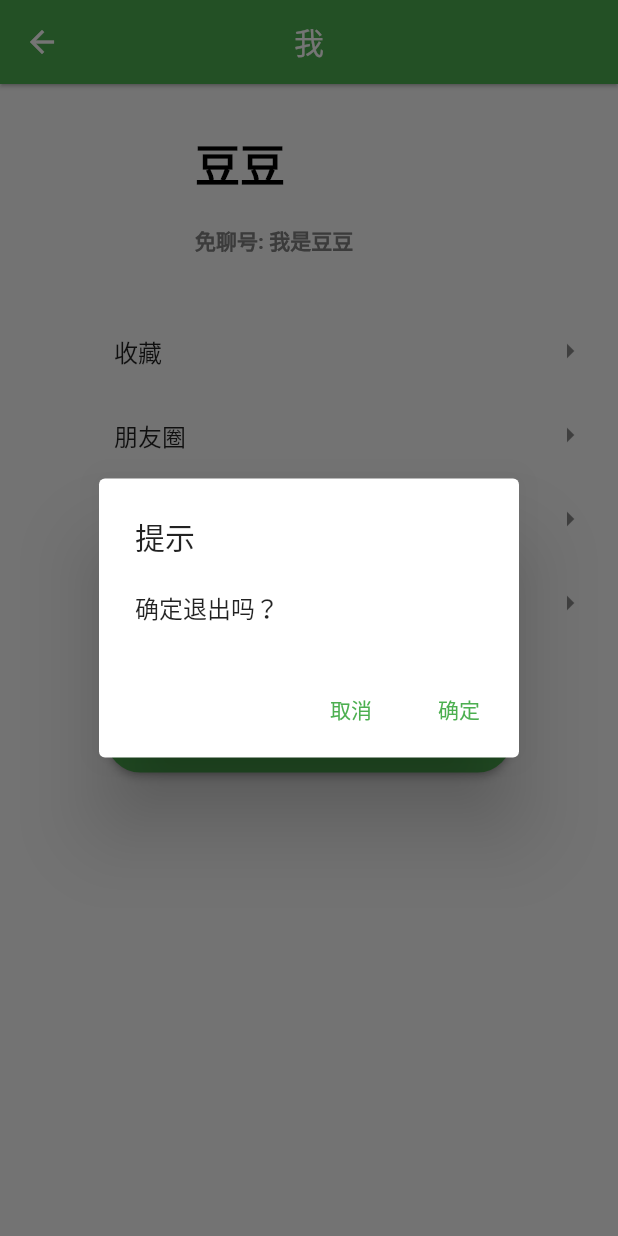
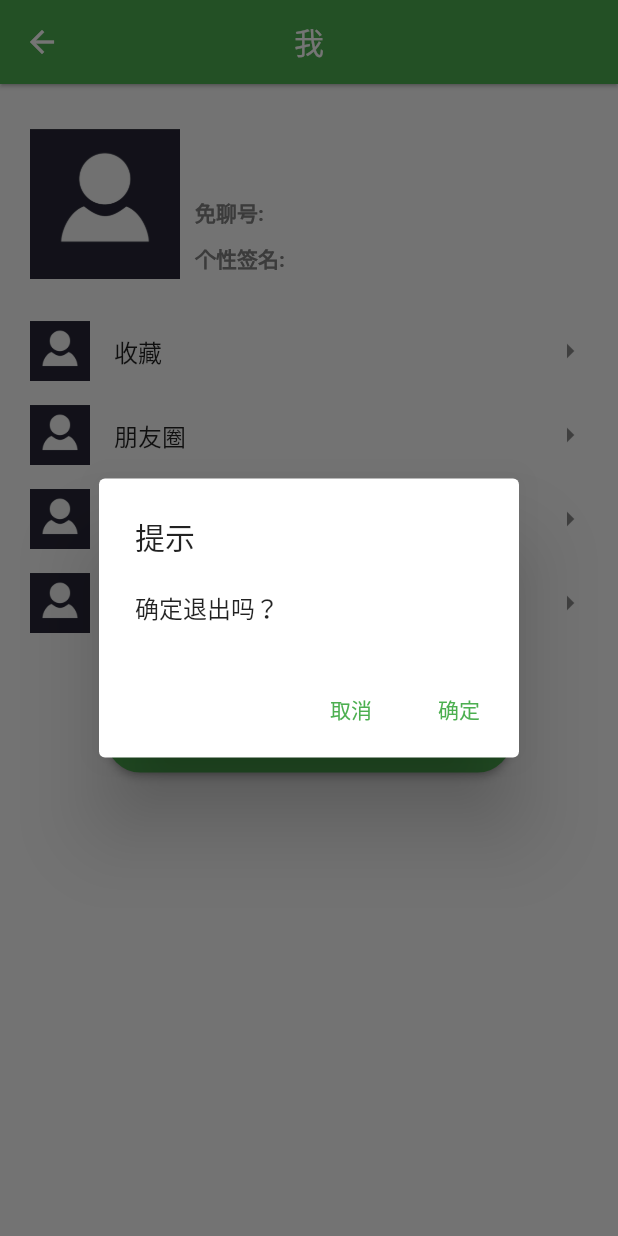
Before and after one commit to wh1246935943/freechat_flutter, a Flutter app: the My screen opened directly, after a tap on "退出登录", on a phone screen of 412 x 824 dp. Run offline on Flutter 3.47's test engine with Material 2 defaults, Android fonts, the light colour scheme and no system bars; our stand-ins replace cookie_jar, dio, dio_cookie_manager, fluttertoast, shared_preferences; accounts and stored records are empty; network calls fail.

Commit message:
我的页面接口功能联调

```diff
--- a/lib/http/index.dart
+++ b/lib/http/index.dart
@@ -1,9 +1,10 @@
 import 'package:dio/dio.dart';
+import 'package:path_provider/path_provider.dart';
 
 import '../utils/dd_toast.dart';
 import 'base_response.dart';
-// import 'package:dio_cookie_manager/dio_cookie_manager.dart';
-// import 'package:cookie_jar/cookie_jar.dart';
+import 'package:dio_cookie_manager/dio_cookie_manager.dart';
+import 'package:cookie_jar/cookie_jar.dart';
 
 var options = BaseOptions(
   baseUrl: 'http://43.136.217.59:9001/doudou',
@@ -11,16 +12,23 @@ var options = BaseOptions(
   receiveTimeout: 10000
 );
 Dio dio = Dio(options);
-// CookieJar cookieJar= CookieJar();
-// dio.interceptors.add(CookieManager(cookieJar));
 
 Future<BaseResponse> httpRequest(url, {params, String method = 'GET', bool isMsg = true, String msg = ''}) async {
+  /// 获取应用文档的路径
+  /// 将cookies信息保存在这个文件下，以实现持久化数据
+  var freechatDir = await getApplicationDocumentsDirectory();
+  PersistCookieJar persistCookieJar = PersistCookieJar(storage: FileStorage('${freechatDir.path}/.cookies/'));
+
+  /// 添加到拦截器，以使其生效
+  dio.interceptors.add(CookieManager(persistCookieJar));
+
+  /// 发起请求
   Response response = await dio.request(
     url,
     data: params,
     options: Options(method: method),
   );
-
+  /// 解析公共的返回数据
   BaseResponse responseData = BaseResponse.fromJson(response.data);
   int errorCode = responseData.code ?? -1;
   String errorMessage = responseData.message ?? '出现了一个异常，但这不是你设备或网络的问题';
--- a/lib/main.dart
+++ b/lib/main.dart
@@ -4,12 +4,12 @@ import 'package:freechat/pages/Auth/login.dart';
 import 'package:freechat/utils/sp_cache.dart';
 
 import 'package:provider/provider.dart';
-import 'package:freechat/Store/IndexStore.dart';
+import 'package:freechat/Store/index_store.dart';
 
 // 这里为入口函数
 void main() => runApp(MultiProvider(
   providers: [ChangeNotifierProvider(create: (context) => IndexStore())],
-  child: App(),
+  child: const App(),
 ));
 
 class App extends StatefulWidget {
--- a/lib/pages/My/index.dart
+++ b/lib/pages/My/index.dart
@@ -1,9 +1,10 @@
 import 'package:flutter/material.dart';
 import 'package:freechat/pages/Auth/login.dart';
 import 'package:freechat/utils/dd_toast.dart';
-import 'package:path/path.dart';
 
+import '../../http/index.dart';
 import '../../utils/sp_cache.dart';
+import '../../vo/user_info_vo.dart';
 
 class My extends StatefulWidget {
   const My({super.key});
@@ -14,6 +15,21 @@ class My extends StatefulWidget {
 
 class _MyState extends State<My> {
   final List<String> funs = <String>['收藏', '朋友圈', '视频号', '设置'];
+  UserInfoVo _userInfoVo = UserInfoVo();
+
+  @override
+  void initState() {
+    getUserInfo();
+    super.initState();
+  }
+
+  void getUserInfo() async {
+    var respJson = await httpRequest('/user/info');
+
+    setState(() {
+      _userInfoVo = UserInfoVo.fromJson(respJson.data);
+    });
+  }
 
   @override
   Widget build(BuildContext context) {
@@ -27,29 +43,40 @@ class _MyState extends State<My> {
                 mainAxisAlignment: MainAxisAlignment.start,
                 crossAxisAlignment: CrossAxisAlignment.start,
                 children: [
-                  const Image(
+                  Image.network(
+                    _userInfoVo.avatar ?? '',
                     width: 100,
                     height: 100,
                     fit: BoxFit.cover,
-                    image: NetworkImage(
-                        'https://t7.baidu.com/it/u=1595072465,3644073269&fm=193&f=GIF'),
+                    errorBuilder: (_, __, ___) => Image.asset(
+                      'lib/assets/default_avatar.jpg',
+                      height: 100,
+                      width: 100)
                   ),
                   Column(
                     mainAxisAlignment: MainAxisAlignment.start,
                     crossAxisAlignment: CrossAxisAlignment.start,
-                    children: const [
+                    children: [
                       Padding(
-                        padding: EdgeInsets.only(left: 10),
-                        child: Text("豆豆",
-                            style: TextStyle(
+                        padding: const EdgeInsets.only(left: 10),
+                        child: Text(_userInfoVo.nickName ?? '',
+                            style: const TextStyle(
                                 color: Colors.black,
                                 fontSize: 30,
                                 fontWeight: FontWeight.bold)),
                       ),
                       Padding(
-                        padding: EdgeInsets.only(left: 10, top: 20),
-                        child: Text("免聊号: ${"我是豆豆"}",
-                            style: TextStyle(
+                        padding: const EdgeInsets.only(left: 10, top: 10),
+                        child: Text("免聊号: ${_userInfoVo.userName ?? ''}",
+                            style: const TextStyle(
+                                color: Color.fromARGB(255, 128, 128, 128),
+                                fontSize: 14,
+                                fontWeight: FontWeight.w600)),
+                      ),
+                      Padding(
+                        padding: const EdgeInsets.only(left: 10, top: 10),
+                        child: Text("个性签名: ${_userInfoVo.personalitySign ?? ''}",
+                            style: const TextStyle(
                                 color: Color.fromARGB(255, 128, 128, 128),
                                 fontSize: 14,
                                 fontWeight: FontWeight.w600)),
@@ -75,12 +102,16 @@ class _MyState extends State<My> {
           String name = funs[index];
           return (ListTile(
             contentPadding: EdgeInsets.zero,
-            leading: const Image(
+            leading: Image.network(
+              _userInfoVo.avatar ?? '',
               width: 40,
               height: 40,
               fit: BoxFit.cover,
-              image: NetworkImage(
-                  'https://img0.baidu.com/it/u=2900833435,993445529&fm=253&fmt=auto&app=138&f=JPEG?w=800&h=500'),
+              errorBuilder: (_, __, ___) => Image.asset(
+                'lib/assets/default_avatar.jpg',
+                height: 40,
+                width: 40
+              )
             ),
             title: Text(name),
             trailing: const Icon(Icons.arrow_right),
--- /dev/null
+++ b/lib/vo/user_info_vo.dart
@@ -0,0 +1,69 @@
+// To parse this JSON data, do
+//
+//     final userInfoVo = userInfoVoFromJson(jsonString);
+
+import 'dart:convert';
+
+UserInfoVo? userInfoVoFromJson(String str) => UserInfoVo.fromJson(json.decode(str));
+
+String userInfoVoToJson(UserInfoVo? data) => json.encode(data!.toJson());
+
+class UserInfoVo {
+    UserInfoVo({
+        this.id,
+        this.userName,
+        this.nickName,
+        this.personalitySign,
+        this.phoneNumber,
+        this.onlineState,
+        this.region,
+        this.avatar,
+        this.email,
+        this.outTradeNo,
+        this.createTime,
+        this.accountStatus,
+    });
+
+    int? id;
+    String? userName;
+    String? nickName;
+    String? personalitySign;
+    String? phoneNumber;
+    int? onlineState;
+    String? region;
+    String? avatar;
+    String? email;
+    dynamic outTradeNo;
+    DateTime? createTime;
+    int? accountStatus;
+
+    factory UserInfoVo.fromJson(Map<String, dynamic> json) => UserInfoVo(
+        id: json["id"],
+        userName: json["userName"],
+        nickName: json["nickName"],
+        personalitySign: json["personalitySign"],
+        phoneNumber: json["phoneNumber"],
+        onlineState: json["onlineState"],
+        region: json["region"],
+        avatar: json["avatar"],
+        email: json["email"],
+        outTradeNo: json["outTradeNo"],
+        createTime: DateTime.parse(json["createTime"]),
+        accountStatus: json["accountStatus"],
+    );
+
+    Map<String, dynamic> toJson() => {
+        "id": id,
+        "userName": userName,
+        "nickName": nickName,
+        "personalitySign": personalitySign,
+        "phoneNumber": phoneNumber,
+        "onlineState": onlineState,
+        "region": region,
+        "avatar": avatar,
+        "email": email,
+        "outTradeNo": outTradeNo,
+        "createTime": createTime?.toIso8601String(),
+        "accountStatus": accountStatus,
+    };
+}
--- a/pubspec.yaml
+++ b/pubspec.yaml
@@ -23,6 +23,8 @@ dependencies:
   another_flushbar: ^1.12.29
   dio_cookie_manager: ^2.0.0
   shared_preferences: ^2.0.15
+  cookie_jar: ^3.0.1
+  path_provider: ^2.0.11
 
 dev_dependencies:
   flutter_test:
@@ -34,4 +36,4 @@ dev_dependencies:
 flutter:
   uses-material-design: true
   assets:
-    - lib/assets/
+    - lib/assets/default_avatar.jpg
```
Also changed, not shown: lib/Store/index_store.dart (renamed from lib/Store/IndexStore.dart), lib/assets/default_avatar.jpg (added), pubspec.lock, 1 other file.
